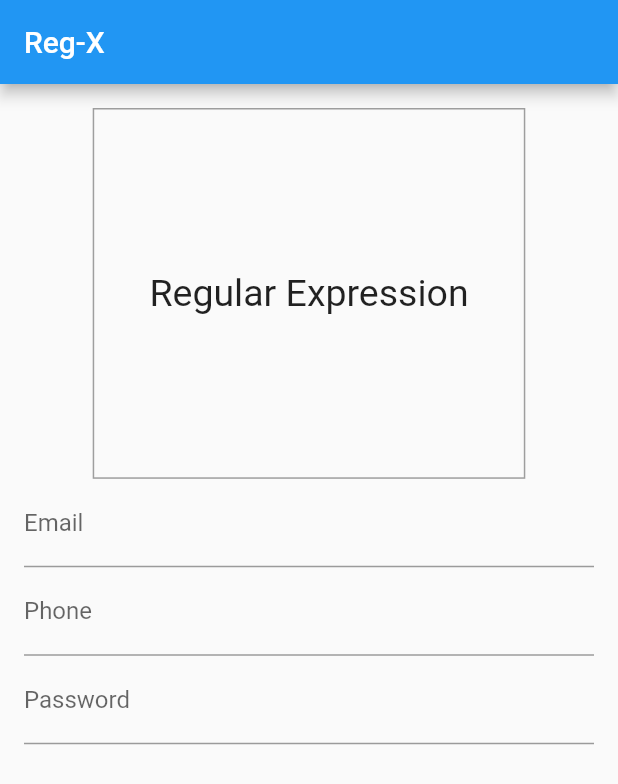
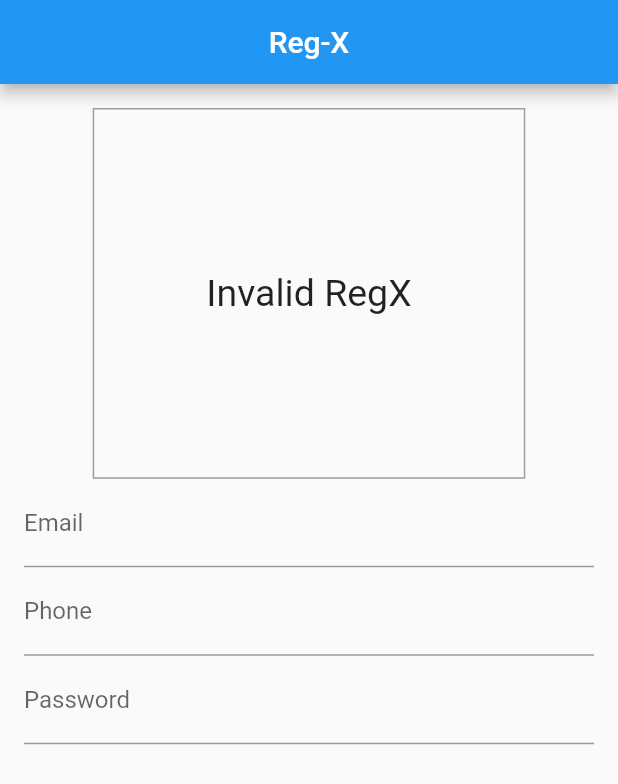
Before and after one commit to Wasim-Zaman/flutter_form_validation_and_regx, a Flutter app: the screen it shows after launch, on a phone screen of 412 x 824 dp. Shown: the top 784 px of the screen. Run offline on Flutter 3.47's test engine with Material 2 defaults, Android fonts, the phone set to English and light mode, and no system bars.

Commit message:
first and last commit

```diff
--- a/lib/main.dart
+++ b/lib/main.dart
@@ -9,9 +9,17 @@ class MyApp extends StatelessWidget {
 
   @override
   Widget build(BuildContext context) {
-    return const MaterialApp(
+    return MaterialApp(
+      theme: ThemeData(
+        primarySwatch: Colors.green,
+        appBarTheme: AppBarTheme(
+          color: Theme.of(context).primaryColor,
+          centerTitle: true,
+          scrolledUnderElevation: 7,
+        ),
+      ),
       title: 'RegX',
-      home: HomePage(),
+      home: const HomePage(),
     );
   }
 }
--- a/lib/pages/home_page.dart
+++ b/lib/pages/home_page.dart
@@ -1,4 +1,6 @@
 import 'package:flutter/material.dart';
+
+import '../widgets/my_form.dart';
 
 class HomePage extends StatefulWidget {
   const HomePage({super.key});
@@ -14,40 +16,9 @@ class _HomePageState extends State<HomePage> {
       appBar: AppBar(
         title: const Text('Reg-X'),
       ),
-      body: Padding(
-        padding: const EdgeInsets.all(16),
-        child: Form(
-          child: SingleChildScrollView(
-            child: Column(
-              crossAxisAlignment: CrossAxisAlignment.center,
-              mainAxisAlignment: MainAxisAlignment.center,
-              children: [
-                Container(
-                  height: MediaQuery.of(context).size.height * 0.30,
-                  width: MediaQuery.of(context).size.width * 0.7,
-                  decoration: BoxDecoration(
-                    border: Border.all(width: 1, color: Colors.grey),
-                  ),
-                  child: const Center(
-                    child: Text(
-                      "Regular Expression",
-                      style: TextStyle(fontSize: 25),
-                    ),
-                  ),
-                ),
-                TextFormField(
-                  decoration: const InputDecoration(labelText: 'Email'),
-                ),
-                TextFormField(
-                  decoration: const InputDecoration(labelText: 'Phone'),
-                ),
-                TextFormField(
-                  decoration: const InputDecoration(labelText: 'Password'),
-                ),
-              ],
-            ),
-          ),
-        ),
+      body: const Padding(
+        padding: EdgeInsets.all(16),
+        child: MyForm(),
       ),
     );
   }
--- /dev/null
+++ b/lib/widgets/my_form.dart
@@ -0,0 +1,140 @@
+import 'package:flutter/material.dart';
+
+class MyForm extends StatefulWidget {
+  const MyForm({
+    Key? key,
+  }) : super(key: key);
+
+  @override
+  State<MyForm> createState() => _MyFormState();
+}
+
+class _MyFormState extends State<MyForm> {
+  final _formKey = GlobalKey<FormState>();
+  final _phoneNode = FocusNode();
+  final _passNode = FocusNode();
+  var _validRegX = false;
+
+  @override
+  void initState() {
+    _formKey.currentState?.validate();
+    super.initState();
+  }
+
+  @override
+  void dispose() {
+    _phoneNode.dispose();
+    _passNode.dispose();
+    super.dispose();
+  }
+
+  @override
+  Widget build(BuildContext context) {
+    return Form(
+      key: _formKey,
+      child: SingleChildScrollView(
+        child: Column(
+          crossAxisAlignment: CrossAxisAlignment.center,
+          // mainAxisAlignment: MainAxisAlignment.center,
+          children: [
+            Container(
+              height: MediaQuery.of(context).size.height * 0.30,
+              width: MediaQuery.of(context).size.width * 0.7,
+              decoration: BoxDecoration(
+                border: Border.all(width: 1, color: Colors.grey),
+              ),
+              child: Center(
+                child: Text(
+                  _validRegX ? "Valid RegX" : "Invalid RegX",
+                  style: const TextStyle(fontSize: 25),
+                ),
+              ),
+            ),
+            TextFormField(
+              decoration: const InputDecoration(
+                labelText: 'Email',
+                hintText: "something@something.com",
+              ),
+              keyboardType: TextInputType.emailAddress,
+              textInputAction: TextInputAction.next,
+              autovalidateMode: AutovalidateMode.onUserInteraction,
+              onFieldSubmitted: ((value) {
+                FocusScope.of(context).requestFocus(_phoneNode);
+                setState(() {});
+              }),
+              validator: (value) {
+                if (value!.isEmpty) {
+                  return "Please provide value";
+                }
+                const regX = r"^\w+([\.-]?\w+)*@\w+([\.-]?\w+)*(\.\w{2,3})+$";
+                final checkRegX = RegExp(regX);
+                if (!checkRegX.hasMatch(value)) {
+                  _validRegX = false;
+                  return "Please provide correct email pattern";
+                }
+                _validRegX = true;
+                return null;
+              },
+            ),
+            TextFormField(
+              decoration: const InputDecoration(
+                labelText: 'Phone',
+                hintText: '+923000000000',
+              ),
+              focusNode: _phoneNode,
+              keyboardType: TextInputType.phone,
+              textInputAction: TextInputAction.next,
+              onFieldSubmitted: (value) {
+                FocusScope.of(context).requestFocus(_passNode);
+                setState(() {});
+              },
+              autovalidateMode: AutovalidateMode.onUserInteraction,
+              validator: (value) {
+                if (value!.isEmpty) {
+                  return "Please provide a number";
+                }
+
+                const pattern = r"^[+][9][2][3][0-9]{9}$";
+                final regX = RegExp(pattern);
+                if (!regX.hasMatch(value)) {
+                  _validRegX = false;
+                  return "Please enter valid number";
+                }
+                _validRegX = true;
+                return null;
+              },
+            ),
+            TextFormField(
+              decoration: const InputDecoration(labelText: 'Password'),
+              focusNode: _passNode,
+              keyboardType: TextInputType.visiblePassword,
+              textInputAction: TextInputAction.done,
+              validator: (value) {
+                if (value!.isEmpty) {
+                  return 'Kindly provide us with your password';
+                }
+                _validRegX = true;
+                return null;
+              },
+              onFieldSubmitted: (value) {
+                if (_validRegX && value.isNotEmpty) {
+                  ScaffoldMessenger.of(context).showSnackBar(
+                    const SnackBar(
+                      content: Text('Form Submitted'),
+                    ),
+                  );
+                } else {
+                  ScaffoldMessenger.of(context).showSnackBar(
+                    const SnackBar(
+                      content: Text('Kindly validate the form'),
+                    ),
+                  );
+                }
+              },
+            ),
+          ],
+        ),
+      ),
+    );
+  }
+}
```
